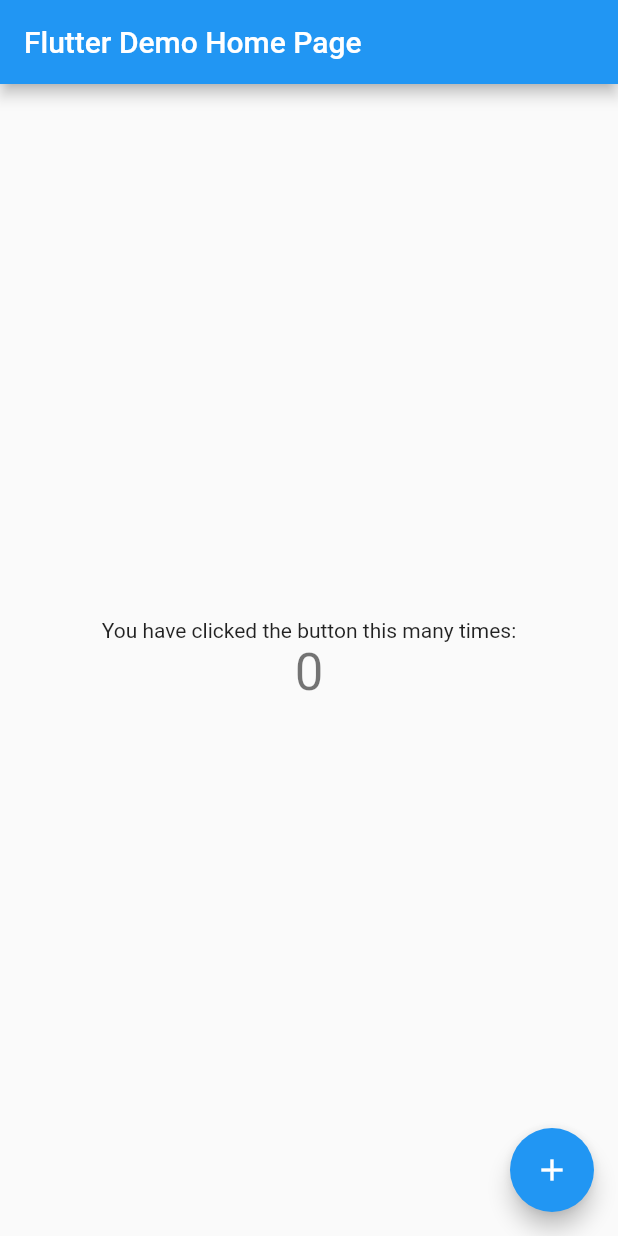
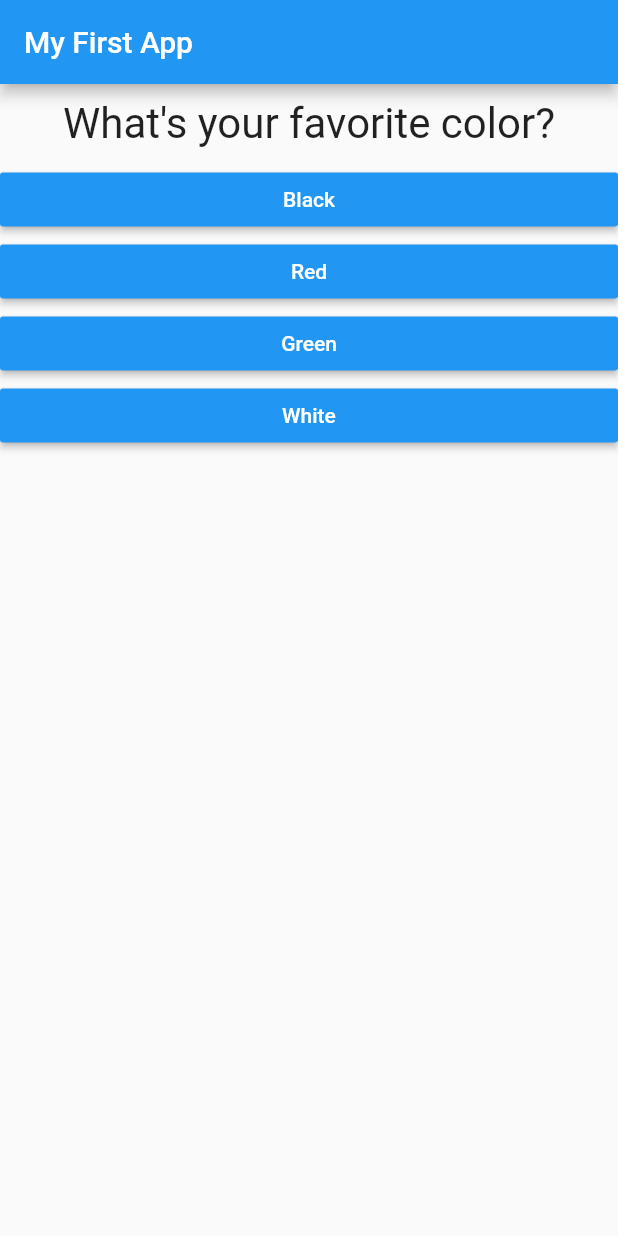
Before and after one commit to maxmoros/UdemyFlutter, a Flutter app: the screen it shows after launch, on a phone screen of 412 x 824 dp. Run offline on Flutter 3.47's test engine with Material 2 defaults, Android fonts, the phone set to English and light mode, and no system bars.

Commit message:
Mod2 complete

```diff
--- /dev/null
+++ b/lib/answer.dart
@@ -0,0 +1,21 @@
+import 'package:flutter/material.dart';
+
+class Answer extends StatelessWidget {
+  final Function selectHandler;
+  final String answerText;
+
+  Answer(this.selectHandler, this.answerText);
+
+  @override
+  Widget build(BuildContext context) {
+    return Container(
+      width: double.infinity,
+      child: RaisedButton(
+        color: Colors.blue,
+        textColor: Colors.white,
+        child: Text(answerText),
+        onPressed: selectHandler,
+      ),
+    );
+  }
+}
--- a/lib/main.dart
+++ b/lib/main.dart
@@ -1,111 +1,99 @@
 import 'package:flutter/material.dart';
+
+import './quiz.dart';
+import './result.dart';
+// void main() {
+//   runApp(MyApp());
+// }
 
 void main() => runApp(MyApp());
 
-class MyApp extends StatelessWidget {
-  // This widget is the root of your application.
+class MyApp extends StatefulWidget {
   @override
-  Widget build(BuildContext context) {
-    return MaterialApp(
-      title: 'Flutter Demo',
-      theme: ThemeData(
-        // This is the theme of your application.
-        //
-        // Try running your application with "flutter run". You'll see the
-        // application has a blue toolbar. Then, without quitting the app, try
-        // changing the primarySwatch below to Colors.green and then invoke
-        // "hot reload" (press "r" in the console where you ran "flutter run",
-        // or simply save your changes to "hot reload" in a Flutter IDE).
-        // Notice that the counter didn't reset back to zero; the application
-        // is not restarted.
-        primarySwatch: Colors.blue,
-      ),
-      home: MyHomePage(title: 'Flutter Demo Home Page'),
-    );
+  State<StatefulWidget> createState() {
+    // TODO: implement createState
+    return _MyAppState();
   }
 }
 
-class MyHomePage extends StatefulWidget {
-  MyHomePage({Key key, this.title}) : super(key: key);
+class _MyAppState extends State<MyApp> {
+  final _questions = const [
+    {
+      'questionText': 'What\'s your favorite color?',
+      'answers': [
+        {'text': 'Black', 'score': 10},
+        {'text': 'Red', 'score': 5},
+        {'text': 'Green', 'score': 3},
+        {'text': 'White', 'score': 1},
+      ],
+    },
+    {
+      'questionText': 'What\'s your favorite animal?',
+      'answers': [
+        {'text': 'Rabbit', 'score': 3},
+        {'text': 'Snake', 'score': 11},
+        {'text': 'Elephant', 'score': 5},
+        {'text': 'Lion', 'score': 9},
+      ],
+    },
+    {
+      'questionText': 'Who\'s your favorite instructor?',
+      'answers': [
+        {'text': 'Max', 'score': 1},
+        {'text': 'Max', 'score': 1},
+        {'text': 'Max', 'score': 1},
+        {'text': 'Max', 'score': 1},
+      ],
+    },
+  ];
+  var _questionIndex = 0;
+  var _totalScore = 0;
 
-  // This widget is the home page of your application. It is stateful, meaning
-  // that it has a State object (defined below) that contains fields that affect
-  // how it looks.
+  void _resetQuiz() {
+    setState(() {
+      _questionIndex = 0;
+      _totalScore = 0;
+    });
+  }
 
-  // This class is the configuration for the state. It holds the values (in this
-  // case the title) provided by the parent (in this case the App widget) and
-  // used by the build method of the State. Fields in a Widget subclass are
-  // always marked "final".
+  void _answerQuestion(int score) {
+    // var aBool = true;
+    // aBool = false;
 
-  final String title;
+    _totalScore += score;
 
-  @override
-  _MyHomePageState createState() => _MyHomePageState();
-}
-
-class _MyHomePageState extends State<MyHomePage> {
-  int _counter = 0;
-
-  void _incrementCounter() {
     setState(() {
-      // This call to setState tells the Flutter framework that something has
-      // changed in this State, which causes it to rerun the build method below
-      // so that the display can reflect the updated values. If we changed
-      // _counter without calling setState(), then the build method would not be
-      // called again, and so nothing would appear to happen.
-      _counter = _counter + 2;
+      _questionIndex = _questionIndex + 1;
     });
+    print(_questionIndex);
+    if (_questionIndex < _questions.length) {
+      print('We have more questions!');
+    } else {
+      print('No more questions!');
+    }
   }
 
   @override
   Widget build(BuildContext context) {
-    // This method is rerun every time setState is called, for instance as done
-    // by the _incrementCounter method above.
-    //
-    // The Flutter framework has been optimized to make rerunning build methods
-    // fast, so that you can just rebuild anything that needs updating rather
-    // than having to individually change instances of widgets.
-    return Scaffold(
-      appBar: AppBar(
-        // Here we take the value from the MyHomePage object that was created by
-        // the App.build method, and use it to set our appbar title.
-        title: Text(widget.title),
+    // var dummy = const ['Hello'];
+    // dummy.add('Max');
+    // print(dummy);
+    // dummy = [];
+    // questions = []; // does not work if questions is a const
+
+    return MaterialApp(
+      home: Scaffold(
+        appBar: AppBar(
+          title: Text('My First App'),
+        ),
+        body: _questionIndex < _questions.length
+            ? Quiz(
+                answerQuestion: _answerQuestion,
+                questionIndex: _questionIndex,
+                questions: _questions,
+              )
+            : Result(_totalScore, _resetQuiz),
       ),
-      body: Center(
-        // Center is a layout widget. It takes a single child and positions it
-        // in the middle of the parent.
-        child: Column(
-          // Column is also a layout widget. It takes a list of children and
-          // arranges them vertically. By default, it sizes itself to fit its
-          // children horizontally, and tries to be as tall as its parent.
-          //
-          // Invoke "debug painting" (press "p" in the console, choose the
-          // "Toggle Debug Paint" action from the Flutter Inspector in Android
-          // Studio, or the "Toggle Debug Paint" command in Visual Studio Code)
-          // to see the wireframe for each widget.
-          //
-          // Column has various properties to control how it sizes itself and
-          // how it positions its children. Here we use mainAxisAlignment to
-          // center the children vertically; the main axis here is the vertical
-          // axis because Columns are vertical (the cross axis would be
-          // horizontal).
-          mainAxisAlignment: MainAxisAlignment.center,
-          children: <Widget>[
-            Text(
-              'You have clicked the button this many times:',
-            ),
-            Text(
-              '$_counter',
-              style: Theme.of(context).textTheme.display1,
-            ),
-          ],
-        ),
-      ),
-      floatingActionButton: FloatingActionButton(
-        onPressed: _incrementCounter,
-        tooltip: 'Increment',
-        child: Icon(Icons.add),
-      ), // This trailing comma makes auto-formatting nicer for build methods.
     );
   }
 }
--- /dev/null
+++ b/lib/question.dart
@@ -0,0 +1,20 @@
+import 'package:flutter/material.dart';
+
+class Question extends StatelessWidget {
+  final String questionText;
+
+  Question(this.questionText);
+
+  @override
+  Widget build(BuildContext context) {
+    return Container(
+      width: double.infinity,
+      margin: EdgeInsets.all(10),
+      child: Text(
+        questionText,
+        style: TextStyle(fontSize: 28),
+        textAlign: TextAlign.center,
+      ),
+    );
+  }
+}
--- /dev/null
+++ b/lib/quiz.dart
@@ -0,0 +1,30 @@
+import 'package:flutter/material.dart';
+
+import './question.dart';
+import './answer.dart';
+
+class Quiz extends StatelessWidget {
+  final List<Map<String, Object>> questions;
+  final int questionIndex;
+  final Function answerQuestion;
+
+  Quiz({
+    @required this.questions,
+    @required this.answerQuestion,
+    @required this.questionIndex,
+  });
+
+  @override
+  Widget build(BuildContext context) {
+    return Column(
+      children: [
+        Question(
+          questions[questionIndex]['questionText'],
+        ),
+        ...(questions[questionIndex]['answers'] as List<Map<String, Object>>).map((answer) {
+          return Answer(() => answerQuestion(answer['score']), answer['text']);
+        }).toList()
+      ],
+    );
+  }
+}
```
Also changed, not shown: lib/result.dart (added, +44 -0 lines).
